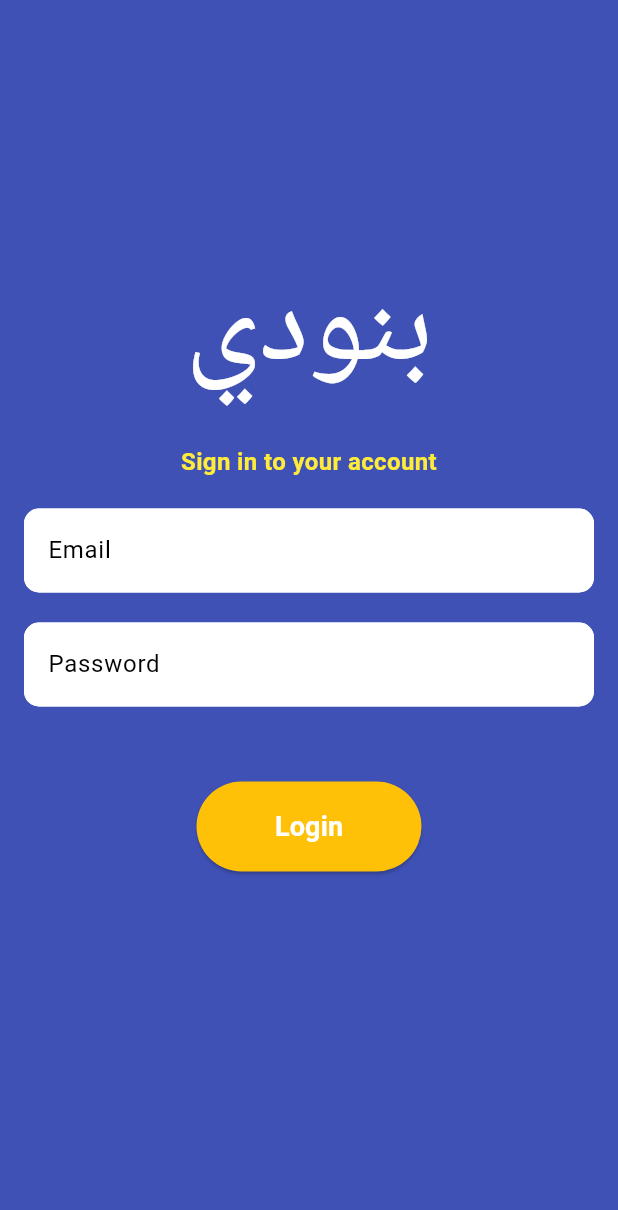
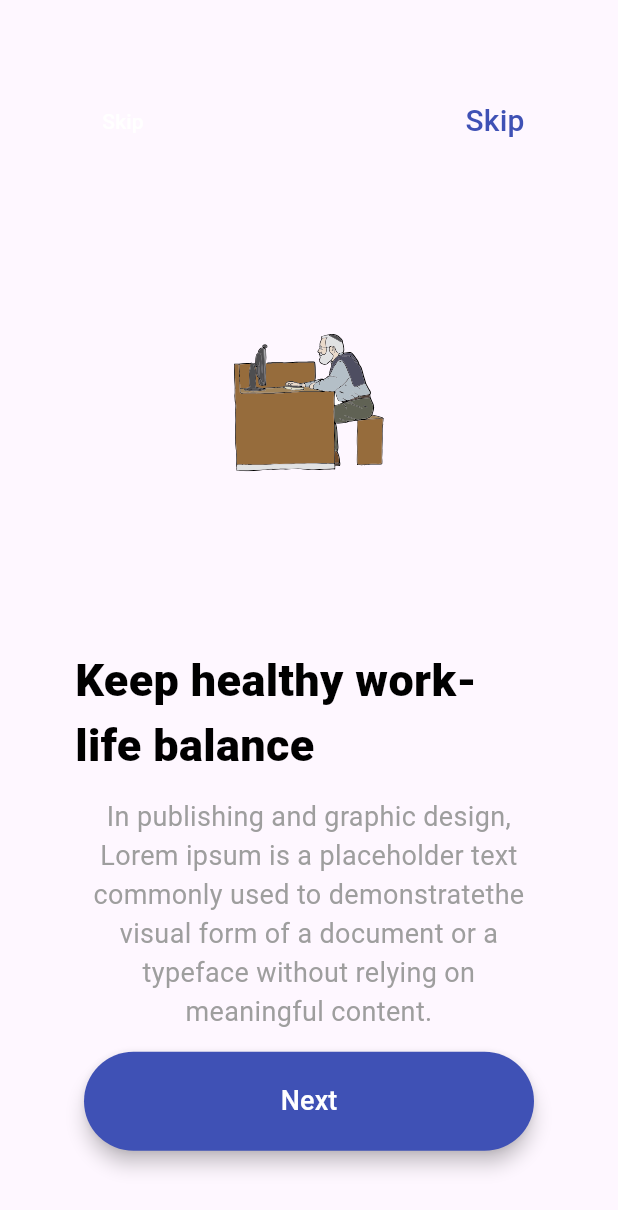
Before and after one commit to AtiqDevExpert/flutter_pos, a Flutter app: the screen it shows after launch, on a phone screen of 412 x 824 dp. Shown: the top 1210 px of the screen. Run offline on Flutter 3.47's test engine with Material 3 defaults, Android fonts, the phone set to English and light mode, and no system bars; our stand-ins replace flutter_svg.

Commit message:
updated code

```diff
--- a/lib/intro.dart
+++ b/lib/intro.dart
@@ -0,0 +1,169 @@
+import 'package:flutter/material.dart';
+import 'package:flutter_svg/svg.dart';
+import 'login.dart';
+
+class OnBoarding extends StatefulWidget {
+  const OnBoarding({Key? key}) : super(key: key);
+
+  @override
+  State<OnBoarding> createState() => _OnBoardingState();
+}
+
+class OnBoardingContent {
+  String image;
+  String title;
+  String description;
+  OnBoardingContent({
+    required this.image,
+    required this.title,
+    required this.description,
+  });
+}
+
+class _OnBoardingState extends State<OnBoarding> {
+  late PageController _controller;
+  List<OnBoardingContent> contents = [
+    OnBoardingContent(
+      title: 'Keep healthy work-life balance',
+      image: 'assets/images/working.svg',
+      description: 'In publishing and graphic design, Lorem ipsum is a placeholder text commonly used to demonstrate'
+          'the visual form of a document or a typeface without relying on meaningful content.',
+    ),
+    OnBoardingContent(
+      title: 'Stay organized team',
+      image: 'assets/images/fries.svg',
+      description:
+          'In publishing and graphic design, Lorem ipsum is a placeholder text commonly used to demonstrate '
+          'the visual form of a document or a typeface without relying on meaningful content.',
+    ),
+  ];
+  int currentIndex = 0;
+
+  @override
+  void initState() {
+    super.initState();
+    _controller = PageController(initialPage: 0);
+  }
+
+  @override
+  void dispose() {
+    _controller.dispose();
+    super.dispose();
+  }
+
+  @override
+  Widget build(BuildContext context) {
+    return Scaffold(
+      body: PageView.builder(
+        controller: _controller,
+        onPageChanged: (int index) {
+          setState(() {
+            currentIndex = index;
+          });
+        },
+        itemCount: contents.length,
+        itemBuilder: (_, i) {
+          return Padding(
+            padding: const EdgeInsets.all(50.0),
+            child: Column(
+              mainAxisAlignment: MainAxisAlignment.spaceAround,
+              // crossAxisAlignment: CrossAxisAlignment.end,
+              children: [
+                Row(
+                  mainAxisAlignment: MainAxisAlignment.spaceBetween,
+                  children: [
+                    TextButton(
+                      onPressed: () {},
+                      child: const Text(
+                        'Skip',
+                        style: TextStyle(color: Colors.white),
+                      ),
+                    ),
+                    TextButton(
+                        // style:TextButton.styleFrom(
+                        //  elevation: 5,
+                        //   backgroundColor: Colors.indigo,
+                        //   textStyle:const TextStyle(
+                        //     color: Colors.white,
+                        //     fontSize: 12
+                        //   )
+                        // ),
+                        onPressed: () {
+                          Navigator.pushReplacement(
+                            context,
+                            MaterialPageRoute(
+                                builder: (context) => const Login()),
+                          );
+                        },
+                        child: Text(
+                          'Skip',
+                          style: TextStyle(
+                              color: currentIndex != contents.length - 1
+                                  ? Colors.indigo
+                                  : Colors.white,
+                              fontSize: 20),
+                        ))
+                  ],
+                ),
+                SvgPicture.asset(
+                  contents[i].image,
+                  height: 300,
+                  width: 100,
+                ),
+                Text(
+                  contents[i].title,
+                  style: const TextStyle(
+                    color: Colors.black,
+                    fontSize: 30,
+                    fontWeight: FontWeight.w800,
+                  ),
+                ),
+                Text(
+                  contents[i].description,
+                  style: const TextStyle(
+                    color: Colors.grey,
+                    fontSize: 18,
+                    fontWeight: FontWeight.w400,
+                  ),
+                  textAlign: TextAlign.center,
+                ),
+                Container(
+                  width: 300,
+                  child: ElevatedButton(
+                      style: ElevatedButton.styleFrom(
+                        elevation: 5,
+                        backgroundColor: Colors.indigo,
+                      ),
+                      onPressed: () {
+                        if (currentIndex == contents.length - 1) {
+                          Navigator.pushReplacement(
+                            context,
+                            MaterialPageRoute(
+                                builder: (context) => const Login()),
+                          );
+                        } else {
+                          _controller.nextPage(
+                            duration: const Duration(milliseconds: 100),
+                            curve: Curves.easeIn,
+                          );
+                        }
+                      },
+                      child: Padding(
+                        padding: const EdgeInsets.all(20),
+                        child: Text(
+                          currentIndex == contents.length - 1
+                              ? 'Continue'
+                              : 'Next',
+                          style: const TextStyle(
+                              fontSize: 18, color: Colors.white),
+                        ),
+                      )),
+                )
+              ],
+            ),
+          );
+        },
+      ),
+    );
+  }
+}
--- a/lib/splash.dart
+++ b/lib/splash.dart
@@ -1,6 +1,7 @@
 import 'package:flutter/material.dart';
 
-import 'login.dart';
+import 'intro.dart';
+
 
 class Splash extends StatefulWidget {
   const Splash({super.key});
@@ -20,7 +21,7 @@ class _State extends State<Splash> {
     await Future.delayed(const Duration(milliseconds: 3500), () {});
     Navigator.pushReplacement(
       context,
-      MaterialPageRoute(builder: (context) => const Login()),
+      MaterialPageRoute(builder: (context) => const OnBoarding()),
     );
   }
 
--- a/pubspec.yaml
+++ b/pubspec.yaml
@@ -34,7 +34,8 @@ dependencies:
   # The following adds the Cupertino Icons font to your application.
   # Use with the CupertinoIcons class for iOS style icons.
   cupertino_icons: ^1.0.2
-
+  flutter_svg : ^2.0.9
+  country_picker: ^2.0.23
 dev_dependencies:
   flutter_test:
     sdk: flutter
@@ -59,6 +60,8 @@ flutter:
   # To add assets to your application, add an assets section, like this:
   assets:
     - assets/images/
+    - assets/images/fries.svg
+    - assets/images/working.svg
     # - images/a_dot_ham.jpeg
 
   # An image asset can refer to one or more resolution-specific "variants", see
```
Also changed, not shown: pubspec.lock.
